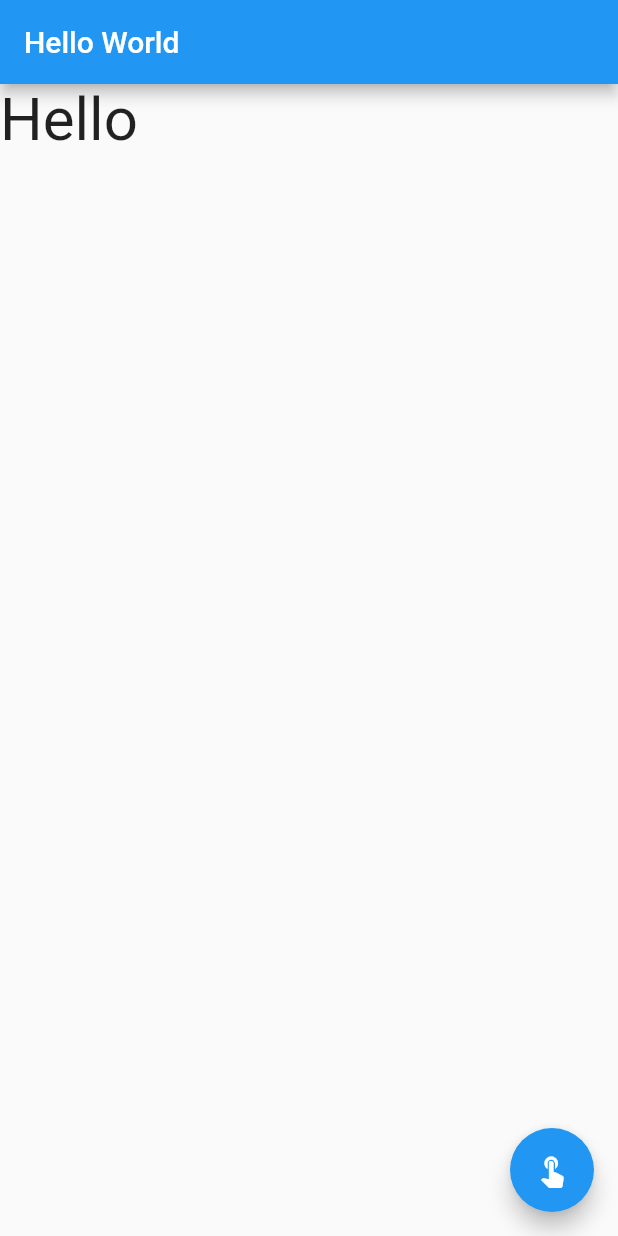
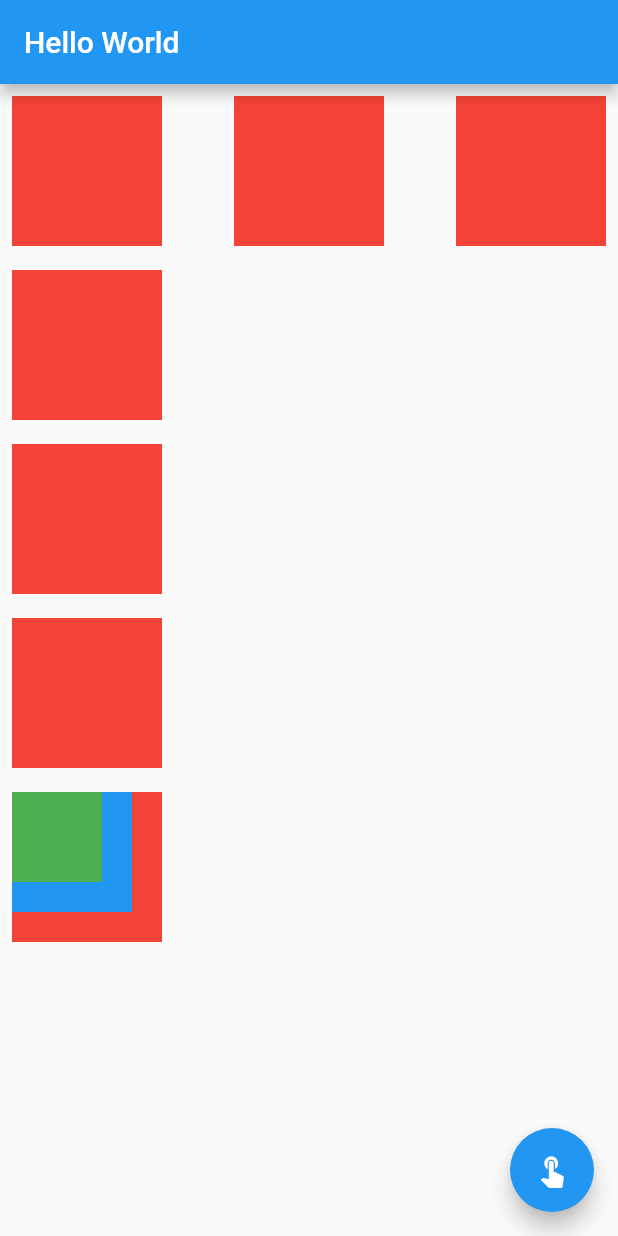
Before and after one commit to wkdgus1164/flutter-study, a Flutter app: the screen it shows after launch, on a phone screen of 412 x 824 dp. Run offline on Flutter 3.47's test engine with Material 2 defaults, Android fonts, the phone set to English and light mode, and no system bars.

Commit message:
update: Row, Column, Stack (#1)

```diff
--- a/flutter_app/lib/main.dart
+++ b/flutter_app/lib/main.dart
@@ -18,7 +18,8 @@ class MyHomePage extends StatefulWidget {
 }
 
 class _MyHomePageState extends State<MyHomePage> {
-  var _text = 'Hello';
+  var _text = '여기에 예제 작성';
+  final items = List.generate(100, (index) => index).toList();
 
   @override
   Widget build(BuildContext context) {
@@ -26,7 +27,87 @@ class _MyHomePageState extends State<MyHomePage> {
       appBar: AppBar(
         title: Text('Hello World'),
       ),
-      body: Text(_text, style: TextStyle(fontSize: 40)),
+      body: Column(
+        mainAxisSize: MainAxisSize.max,
+        mainAxisAlignment: MainAxisAlignment.start,
+        crossAxisAlignment: CrossAxisAlignment.start,
+        children: <Widget>[
+          Row(
+            mainAxisSize: MainAxisSize.max,
+            mainAxisAlignment: MainAxisAlignment.spaceBetween,
+            crossAxisAlignment: CrossAxisAlignment.center,
+            children: <Widget>[
+              Container(
+                color: Colors.red,
+                width: 100,
+                height: 100,
+                padding: const EdgeInsets.all(8.0),
+                margin: const EdgeInsets.all(8.0),
+              ),
+              Container(
+                color: Colors.red,
+                width: 100,
+                height: 100,
+                padding: const EdgeInsets.all(8.0),
+                margin: const EdgeInsets.all(8.0),
+              ),
+              Container(
+                color: Colors.red,
+                width: 100,
+                height: 100,
+                padding: const EdgeInsets.all(8.0),
+                margin: const EdgeInsets.all(8.0),
+              ),
+            ],
+          ),
+          Container(
+            color: Colors.red,
+            width: 100,
+            height: 100,
+            padding: const EdgeInsets.all(8.0),
+            margin: const EdgeInsets.all(8.0),
+          ),
+          Container(
+            color: Colors.red,
+            width: 100,
+            height: 100,
+            padding: const EdgeInsets.all(8.0),
+            margin: const EdgeInsets.all(8.0),
+          ),
+          Container(
+            color: Colors.red,
+            width: 100,
+            height: 100,
+            padding: const EdgeInsets.all(8.0),
+            margin: const EdgeInsets.all(8.0),
+          ),
+          Stack(
+            children: <Widget>[
+              Container(
+                color: Colors.red,
+                width: 100,
+                height: 100,
+                padding: const EdgeInsets.all(8.0),
+                margin: const EdgeInsets.all(8.0),
+              ),
+              Container(
+                color: Colors.blue,
+                width: 80,
+                height: 80,
+                padding: const EdgeInsets.all(8.0),
+                margin: const EdgeInsets.all(8.0),
+              ),
+              Container(
+                color: Colors.green,
+                width: 60,
+                height: 60,
+                padding: const EdgeInsets.all(8.0),
+                margin: const EdgeInsets.all(8.0),
+              ),
+            ],
+          ),
+        ],
+      ),
       floatingActionButton: FloatingActionButton(
           onPressed: () {
             setState(() {
```
